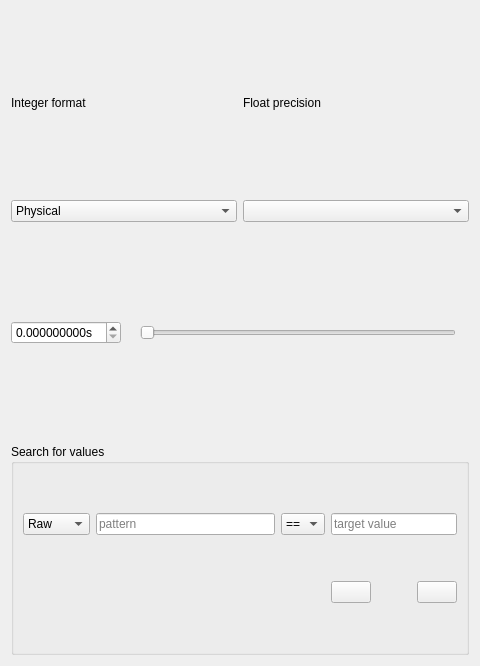
First picture: the form in asammdf/gui/ui/numeric_offline.ui, repository danielhrisca/asammdf, before the edit.
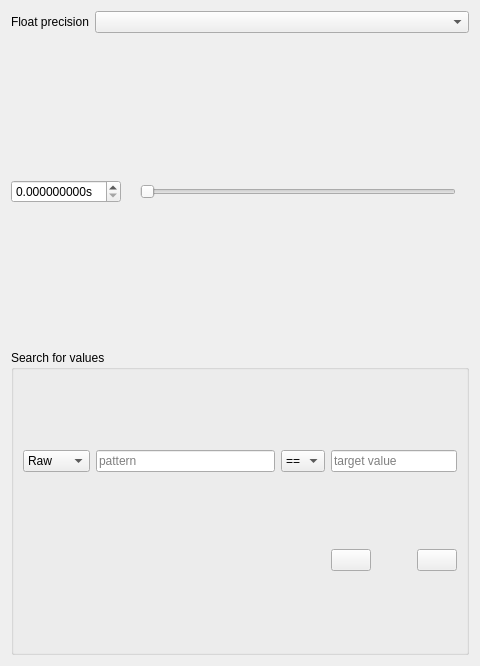
Second picture: the form after the edit. Icons and pictures are not drawn.

Commit message: * set hex, bin or phys mode individually for Numeric window signals * added Ascii mode for Numeric window signals (shortcut Ctrl+T) * fix cell text alignment for Numeric and Tabular windows

Diff of the .ui file:
```diff
--- a/asammdf/gui/ui/numeric_offline.ui
+++ b/asammdf/gui/ui/numeric_offline.ui
@@ -15,41 +15,15 @@
   </property>
   <layout class="QVBoxLayout" name="verticalLayout" stretch="0,0,0">
    <item>
-    <layout class="QGridLayout" name="gridLayout_2" columnstretch="0,0">
+    <layout class="QGridLayout" name="gridLayout_2" columnstretch="0,1">
      <item row="0" column="0">
       <widget class="QLabel" name="label_5">
        <property name="text">
-        <string>Integer format</string>
-       </property>
-      </widget>
-     </item>
-     <item row="0" column="1">
-      <widget class="QLabel" name="label_6">
-       <property name="text">
         <string>Float precision</string>
        </property>
       </widget>
      </item>
-     <item row="1" column="0">
-      <widget class="QComboBox" name="format_selection">
-       <item>
-        <property name="text">
-         <string>Physical</string>
-        </property>
-       </item>
-       <item>
-        <property name="text">
-         <string>Hex</string>
-        </property>
-       </item>
-       <item>
-        <property name="text">
-         <string>Binary</string>
-        </property>
-       </item>
-      </widget>
-     </item>
-     <item row="1" column="1">
+     <item row="0" column="1">
       <widget class="QComboBox" name="float_precision"/>
      </item>
     </layout>
```
The commit also changes 7 other files.
